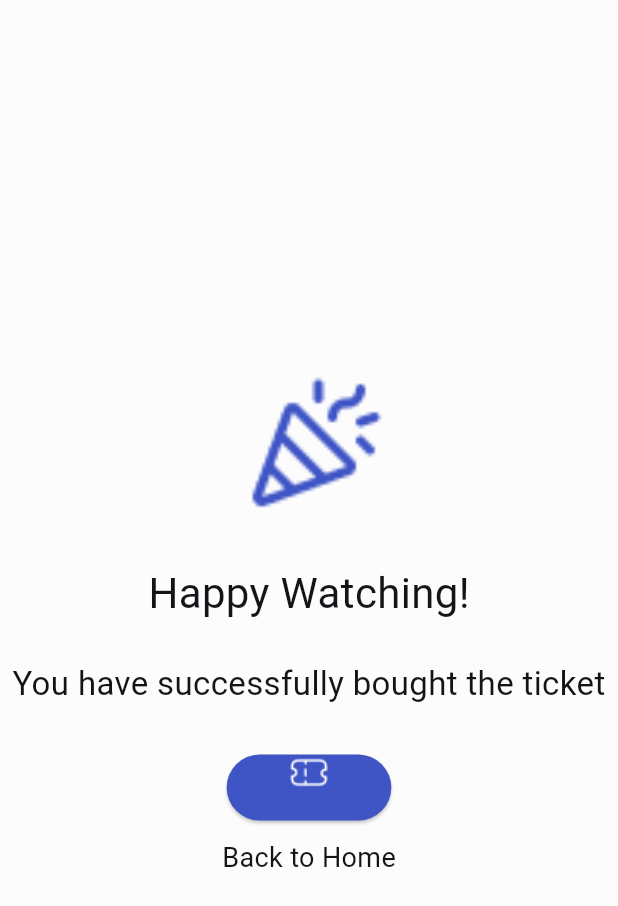
After one commit to Azkina1123/flutix, a Flutter app: the Success_Checkout_Page screen opened directly, on a phone screen of 412 x 824 dp. The commit adds this screen. Shown: the top 906 px of the screen. Run offline on Flutter 3.47's test engine with Material 2 defaults, Android fonts, the phone set to English and light mode, and no system bars; our stand-ins replace cloud_firestore, equatable, firebase_auth; accounts and stored records are empty.

Commit message:
create success checkout

```diff
--- a/lib/ui/pages/pages.dart
+++ b/lib/ui/pages/pages.dart
@@ -7,3 +7,4 @@ part "home_page.dart";
 part 'my_ticket_page.dart';
 part 'profile_page.dart';
 part 'movie_detail_page.dart';
+part 'success_checkout_page.dart';
--- /dev/null
+++ b/lib/ui/pages/success_checkout_page.dart
@@ -0,0 +1,78 @@
+part of "pages.dart";
+
+class Success_Checkout_Page extends StatefulWidget {
+  const Success_Checkout_Page({super.key});
+
+  @override
+  State<Success_Checkout_Page> createState() => _Success_Checkout_PageState();
+}
+
+class _Success_Checkout_PageState extends State<Success_Checkout_Page> {
+  @override
+  Widget build(BuildContext context) {
+    return Scaffold(
+      body: Center(
+        child: Column(
+          children: [
+            Padding(
+              padding: const EdgeInsets.only(
+                  left: 156, right: 156, top: 250, bottom: 0),
+              child: Container(
+                width: 100,
+                height: 100,
+                decoration: BoxDecoration(
+                  image: DecorationImage(
+                      image: AssetImage("assets/Confetti.png"),
+                      fit: BoxFit.cover),
+                ),
+              ),
+            ),
+            Column(
+              children: [
+                Padding(
+                  padding: const EdgeInsets.only(
+                      left: 85, right: 85, top: 25, bottom: 0),
+                  child: Text(
+                    "Happy Watching!",
+                    style: TextStyle(fontSize: 28),
+                  ),
+                ),
+                SizedBox(height: 25),
+                Text(
+                  "You have successfully bought the ticket",
+                  style: TextStyle(fontSize: 22),
+                  textAlign: TextAlign.center,
+                ),
+                SizedBox(height: 30),
+                ElevatedButton(
+                  onPressed: () {
+                    Navigator.push(
+                      context,
+                      MaterialPageRoute(
+                        builder: (context) => HomePage(),
+                      ),
+                    );
+                  },
+                  style: ElevatedButton.styleFrom(
+                      backgroundColor: colors["cerulean-blue"]!),
+                  child: Column(
+                    mainAxisSize: MainAxisSize.min,
+                    children: [
+                      Image.asset('assets/ticket.png'),
+                      Text('My Ticket'),
+                    ],
+                  ),
+                ),
+                SizedBox(height: 10),
+                Text(
+                  "Back to Home",
+                  style: TextStyle(fontSize: 18),
+                ),
+              ],
+            ),
+          ],
+        ),
+      ),
+    );
+  }
+}
--- a/lib/ui/widgets/movie_poster.dart
+++ b/lib/ui/widgets/movie_poster.dart
@@ -37,7 +37,6 @@ class _MoviePosterState extends State<MoviePoster> {
           return MovieDetailPage(movie: widget.movie);
         }));
       },
-
       child: Container(
         margin: const EdgeInsets.only(right: 20),
         child: Column(
--- a/pubspec.yaml
+++ b/pubspec.yaml
@@ -67,7 +67,8 @@ flutter:
 
   # To add assets to your application, add an assets section, like this:
   assets:
-    - assets/img/
+    - assets/Confetti.png
+    - assets/ticket.png
     - assets/logo/
   #   - images/a_dot_ham.jpeg
 
```
Also changed, not shown: lib/main.dart (+19 -13 lines), assets/Confetti.png (added), assets/ticket.png (added).
